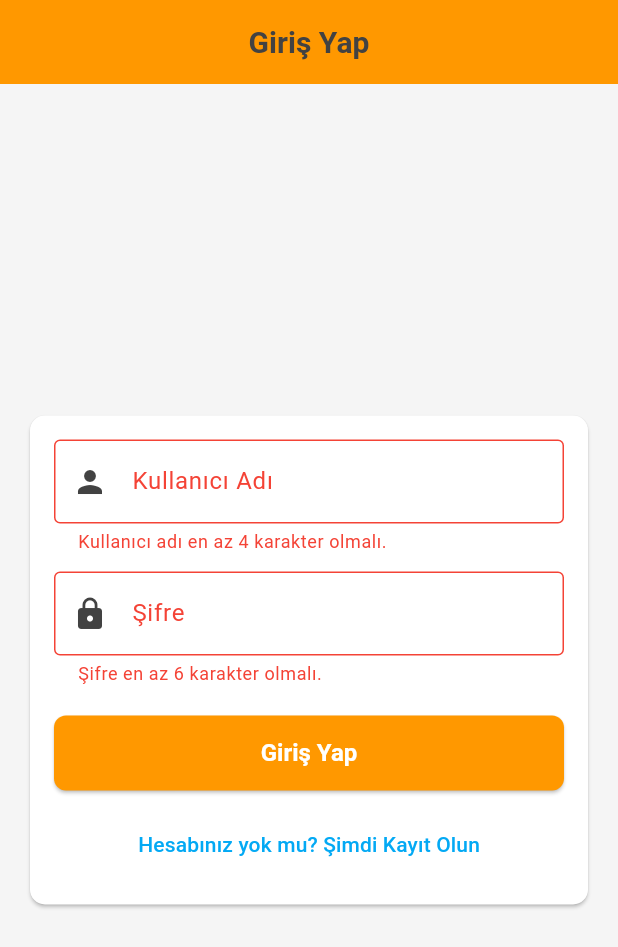
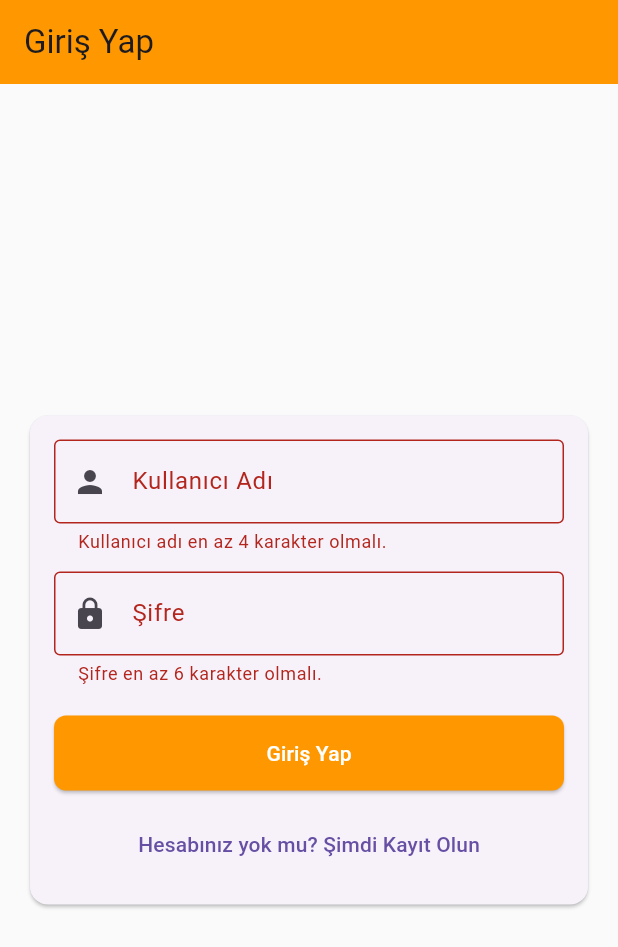
Before and after one commit to batuhanyeniocak/Echowolke, a Flutter app: the screen it shows after launch, after a tap on "Giriş Yap", on a phone screen of 412 x 824 dp. Shown: the top 947 px of the screen. Run offline on Flutter 3.47's test engine with Material 3 defaults, Android fonts, the phone set to English and light mode, and no system bars; our stand-ins replace audio_service, cached_network_image, cloud_firestore, file_picker, firebase_auth, firebase_core and 4 more; accounts and stored records are empty.

```diff
--- a/lib/main.dart
+++ b/lib/main.dart
@@ -19,8 +19,7 @@ import 'screens/playlists_screen.dart';
 import 'screens/create_playlist_screen.dart';
 import 'screens/playlist_detail_screen.dart';
 import 'models/playlist.dart';
-import 'package:flutter_app/theme/app_theme.dart';
-import 'package:flutter_app/screens/splash_screen.dart';
+import 'screens/splash_screen.dart';
 
 void main() async {
   WidgetsFlutterBinding.ensureInitialized();
@@ -59,15 +58,19 @@ class MyApp extends StatelessWidget {
   Widget build(BuildContext context) {
     return MaterialApp(
       title: 'Echowolke',
-      theme: AppTheme.lightTheme,
+      theme: ThemeData(
+        primarySwatch: Colors.orange,
+        scaffoldBackgroundColor: Colors.grey[50],
+        fontFamily: 'Roboto',
+      ),
       home: const SplashScreen(),
       debugShowCheckedModeBanner: false,
     );
   }
 }
 
-class MainAppRouter extends StatelessWidget {
-  const MainAppRouter({super.key});
+class AuthWrapperScreen extends StatelessWidget {
+  const AuthWrapperScreen({super.key});
 
   @override
   Widget build(BuildContext context) {
--- a/lib/screens/splash_screen.dart
+++ b/lib/screens/splash_screen.dart
@@ -13,15 +13,15 @@ class _SplashScreenState extends State<SplashScreen> {
   @override
   void initState() {
     super.initState();
-    _navigateToNextScreen();
+    _navigateToAuthChecker();
   }
 
-  _navigateToNextScreen() async {
+  _navigateToAuthChecker() async {
     await Future.delayed(const Duration(milliseconds: 2000));
     if (mounted) {
       Navigator.pushReplacement(
         context,
-        MaterialPageRoute(builder: (context) => const MainAppRouter()),
+        MaterialPageRoute(builder: (context) => const AuthWrapperScreen()),
       );
     }
   }
```
